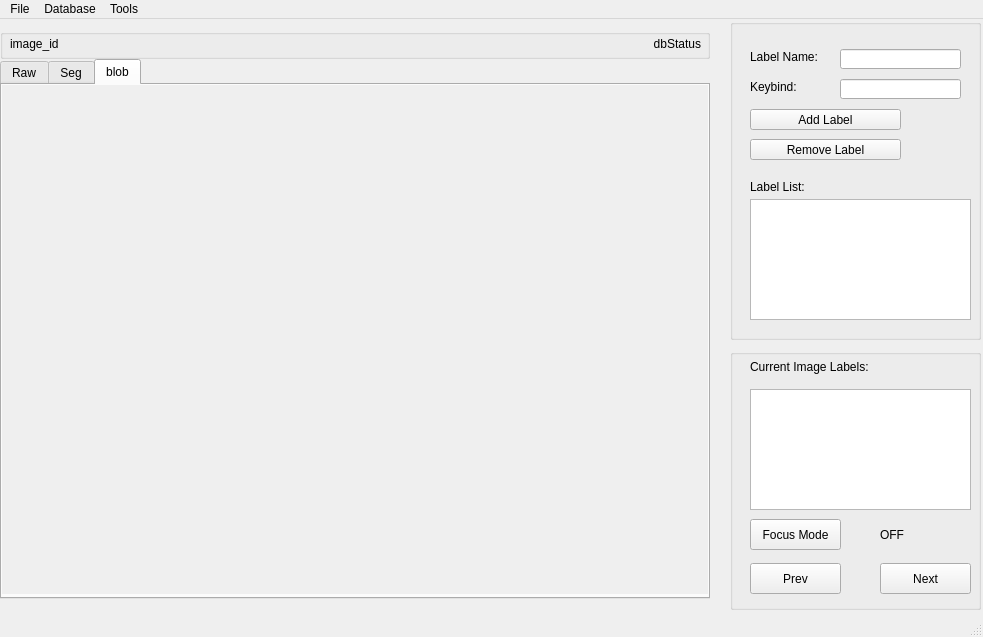
Old version of the form labeling_tool_main.ui in the repository Seekerzero/labeling_tool.
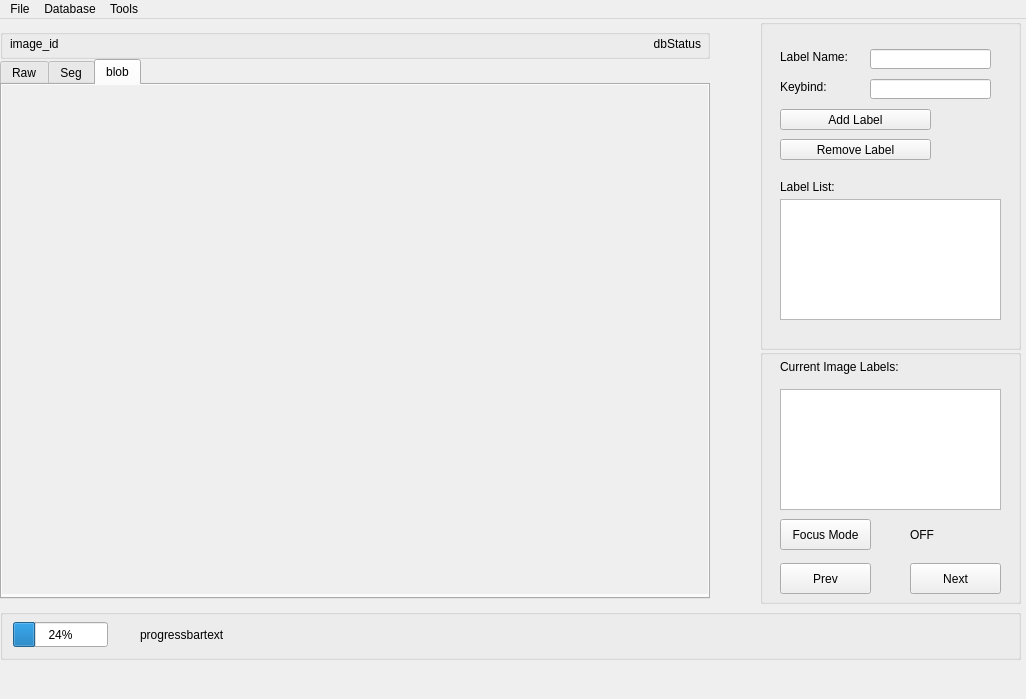
New version of the form. The open tabs and pages were chosen to show the change.

Commit message: add progress bar layout

```diff
--- a/labeling_tool_main.ui
+++ b/labeling_tool_main.ui
@@ -6,8 +6,8 @@
    <rect>
     <x>0</x>
     <y>0</y>
-    <width>983</width>
-    <height>637</height>
+    <width>1026</width>
+    <height>699</height>
    </rect>
   </property>
   <property name="windowTitle">
@@ -126,10 +126,10 @@
    <widget class="QGroupBox" name="rightUpperGroupBox">
     <property name="geometry">
      <rect>
-      <x>730</x>
+      <x>760</x>
       <y>0</y>
-      <width>251</width>
-      <height>321</height>
+      <width>261</width>
+      <height>331</height>
      </rect>
     </property>
     <property name="minimumSize">
@@ -315,10 +315,10 @@
    <widget class="QGroupBox" name="rightBelowGroupBox">
     <property name="geometry">
      <rect>
-      <x>730</x>
+      <x>760</x>
       <y>330</y>
-      <width>251</width>
-      <height>261</height>
+      <width>261</width>
+      <height>255</height>
      </rect>
     </property>
     <property name="title">
@@ -406,13 +406,61 @@
      </property>
     </widget>
    </widget>
+   <widget class="QGroupBox" name="bottomGroupBox">
+    <property name="geometry">
+     <rect>
+      <x>0</x>
+      <y>590</y>
+      <width>1021</width>
+      <height>51</height>
+     </rect>
+    </property>
+    <property name="autoFillBackground">
+     <bool>true</bool>
+    </property>
+    <property name="title">
+     <string/>
+    </property>
+    <widget class="QProgressBar" name="bottomProgressBar">
+     <property name="geometry">
+      <rect>
+       <x>13</x>
+       <y>13</y>
+       <width>95</width>
+       <height>25</height>
+      </rect>
+     </property>
+     <property name="value">
+      <number>24</number>
+     </property>
+    </widget>
+    <widget class="QLabel" name="progressBarText">
+     <property name="geometry">
+      <rect>
+       <x>140</x>
+       <y>13</y>
+       <width>311</width>
+       <height>25</height>
+      </rect>
+     </property>
+     <property name="text">
+      <string>progressbartext</string>
+     </property>
+     <property name="scaledContents">
+      <bool>true</bool>
+     </property>
+     <property name="alignment">
+      <set>Qt::AlignLeading|Qt::AlignLeft|Qt::AlignVCenter</set>
+     </property>
+    </widget>
+   </widget>
   </widget>
   <widget class="QMenuBar" name="menubar">
    <property name="geometry">
     <rect>
      <x>0</x>
      <y>0</y>
-     <width>983</width>
+     <width>1026</width>
      <height>22</height>
     </rect>
    </property>
@@ -452,7 +500,11 @@
    <addaction name="menuDatabase"/>
    <addaction name="menuTools"/>
   </widget>
-  <widget class="QStatusBar" name="statusbar"/>
+  <widget class="QStatusBar" name="statusbar">
+   <property name="sizeGripEnabled">
+    <bool>false</bool>
+   </property>
+  </widget>
   <action name="actionOpen_Workspace">
    <property name="text">
     <string>Open Workspace</string>
```
Left out of the diff: 7 changed lines with no effect on the pictures. The commit also changes 2 other files.
